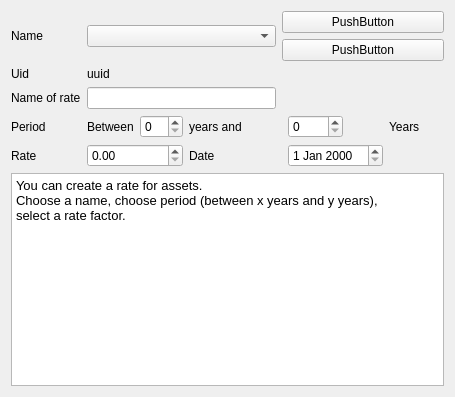
This is plugins/accountplugin/preferences/assetsratespage.ui in FreeHealth/freehealth as Qt 5 draws it before an edit. The edited form follows.
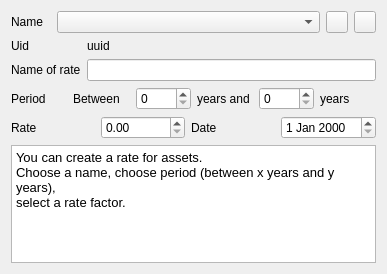
This is the edited form.

What changed in the file:
```diff
--- a/plugins/accountplugin/preferences/assetsratespage.ui
+++ b/plugins/accountplugin/preferences/assetsratespage.ui
@@ -6,17 +6,17 @@
    <rect>
     <x>0</x>
     <y>0</y>
-    <width>455</width>
-    <height>397</height>
+    <width>387</width>
+    <height>274</height>
    </rect>
   </property>
   <property name="windowTitle">
    <string>Form</string>
   </property>
-  <layout class="QGridLayout" name="gridLayout_2">
-   <item row="1" column="0">
     <layout class="QGridLayout" name="gridLayout">
-     <item row="0" column="0">
+   <item row="0" column="0" colspan="2">
+    <layout class="QHBoxLayout" name="horizontalLayout">
+     <item>
       <widget class="QLabel" name="AssetsNameLabel">
        <property name="minimumSize">
         <size>
@@ -32,7 +32,7 @@
        </property>
       </widget>
      </item>
-     <item row="0" column="1" colspan="4">
+     <item>
       <widget class="QComboBox" name="assetsNameComboBox">
        <property name="sizePolicy">
         <sizepolicy hsizetype="Preferred" vsizetype="Fixed">
@@ -42,19 +42,41 @@
        </property>
       </widget>
      </item>
-     <item row="0" column="5" colspan="7">
-      <layout class="QVBoxLayout" name="verticalLayout">
        <item>
         <widget class="QPushButton" name="addButton">
+       <property name="minimumSize">
+        <size>
+         <width>22</width>
+         <height>22</height>
+        </size>
+       </property>
+       <property name="maximumSize">
+        <size>
+         <width>22</width>
+         <height>22</height>
+        </size>
+       </property>
          <property name="text">
-          <string>PushButton</string>
+        <string/>
          </property>
         </widget>
        </item>
        <item>
         <widget class="QPushButton" name="deleteButton">
+       <property name="minimumSize">
+        <size>
+         <width>22</width>
+         <height>22</height>
+        </size>
+       </property>
+       <property name="maximumSize">
+        <size>
+         <width>22</width>
+         <height>22</height>
+        </size>
+       </property>
          <property name="text">
-          <string>PushButton</string>
+        <string/>
          </property>
         </widget>
        </item>
@@ -67,7 +89,7 @@
        </property>
       </widget>
      </item>
-     <item row="1" column="1" colspan="11">
+   <item row="1" column="1">
       <widget class="QLabel" name="assetsRatesUidLabel">
        <property name="text">
         <string>uuid</string>
@@ -84,10 +106,12 @@
        </property>
       </widget>
      </item>
-     <item row="2" column="1" colspan="4">
+   <item row="2" column="1">
       <widget class="QLineEdit" name="nameEdit"/>
      </item>
-     <item row="3" column="0">
+   <item row="3" column="0" colspan="2">
+    <layout class="QHBoxLayout" name="horizontalLayout_2">
+     <item>
       <widget class="QLabel" name="periodLabel">
        <property name="minimumSize">
         <size>
@@ -100,7 +124,7 @@
        </property>
       </widget>
      </item>
-     <item row="3" column="1">
+     <item>
       <widget class="QLabel" name="betweenLabel">
        <property name="text">
         <string>Between</string>
@@ -110,7 +134,7 @@
        </property>
       </widget>
      </item>
-     <item row="3" column="2">
+     <item>
       <widget class="QSpinBox" name="beginSpinBox">
        <property name="maximumSize">
         <size>
@@ -120,7 +144,7 @@
        </property>
       </widget>
      </item>
-     <item row="3" column="3" colspan="3">
+     <item>
       <widget class="QLabel" name="andLabel">
        <property name="text">
         <string>years and</string>
@@ -130,7 +154,31 @@
        </property>
       </widget>
      </item>
-     <item row="4" column="0">
+     <item>
+      <widget class="QSpinBox" name="endSpinBox">
+       <property name="maximumSize">
+        <size>
+         <width>55</width>
+         <height>16777215</height>
+        </size>
+       </property>
+      </widget>
+     </item>
+     <item>
+      <widget class="QLabel" name="yearLabel">
+       <property name="text">
+        <string>years</string>
+       </property>
+       <property name="wordWrap">
+        <bool>true</bool>
+       </property>
+      </widget>
+     </item>
+    </layout>
+   </item>
+   <item row="4" column="0" colspan="2">
+    <layout class="QHBoxLayout" name="horizontalLayout_3">
+     <item>
       <widget class="QLabel" name="rateLabel">
        <property name="text">
         <string>Rate</string>
@@ -140,10 +188,22 @@
        </property>
       </widget>
      </item>
-     <item row="4" column="1" colspan="2">
+     <item>
       <widget class="QDoubleSpinBox" name="rateDoubleSpinBox"/>
      </item>
-     <item row="5" column="0" colspan="12">
+     <item>
+      <widget class="QLabel" name="label">
+       <property name="text">
+        <string>Date</string>
+       </property>
+      </widget>
+     </item>
+     <item>
+      <widget class="QDateEdit" name="dateEdit"/>
+     </item>
+    </layout>
+   </item>
+   <item row="5" column="0" colspan="2">
       <widget class="QTextBrowser" name="textBrowser">
        <property name="html">
         <string>&lt;!DOCTYPE HTML PUBLIC &quot;-//W3C//DTD HTML 4.0//EN&quot; &quot;http://www.w3.org/TR/REC-html40/strict.dtd&quot;&gt;
@@ -156,37 +216,18 @@
        </property>
       </widget>
      </item>
-     <item row="4" column="3" colspan="2">
-      <widget class="QLabel" name="label">
-       <property name="text">
-        <string>Date</string>
-       </property>
-      </widget>
-     </item>
-     <item row="3" column="7">
-      <widget class="QLabel" name="yearLabel">
-       <property name="text">
-        <string>Years</string>
-       </property>
-       <property name="wordWrap">
-        <bool>true</bool>
-       </property>
-      </widget>
-     </item>
-     <item row="3" column="6">
-      <widget class="QSpinBox" name="endSpinBox">
-       <property name="maximumSize">
+   <item row="6" column="0">
+    <spacer name="verticalSpacer">
+     <property name="orientation">
+      <enum>Qt::Vertical</enum>
+     </property>
+     <property name="sizeHint" stdset="0">
         <size>
-         <width>55</width>
-         <height>16777215</height>
-        </size>
-       </property>
-      </widget>
-     </item>
-     <item row="4" column="6">
-      <widget class="QDateEdit" name="dateEdit"/>
-     </item>
-    </layout>
+       <width>20</width>
+       <height>40</height>
+      </size>
+     </property>
+    </spacer>
    </item>
   </layout>
  </widget>
```
Lines whose indentation alone changed are shown as unchanged.
